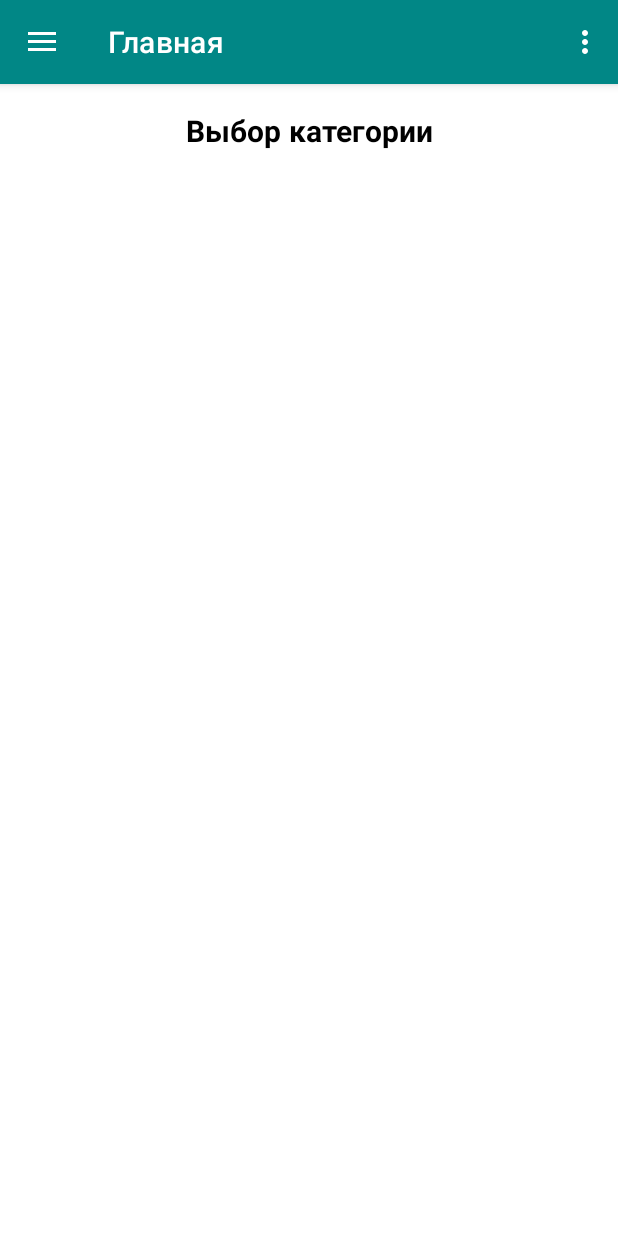
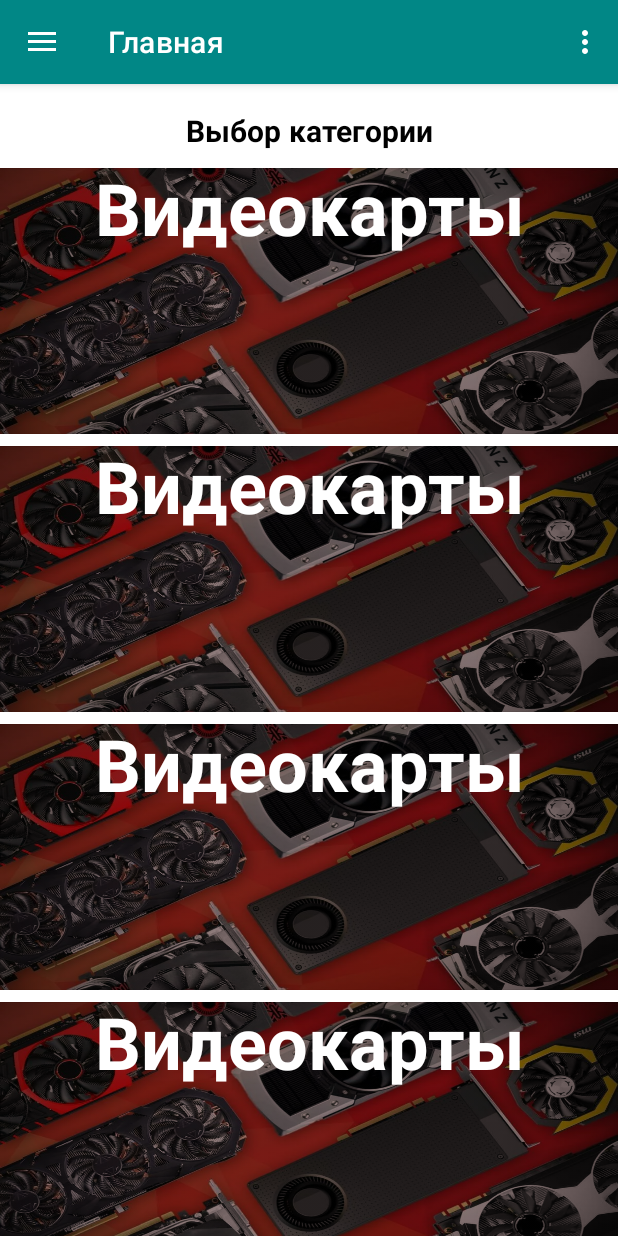
Before and after one commit to Misha-Mayskiy/Electronics-Catalog, an Android app: the screen it shows after launch (MainActivity), on a phone screen of 412 x 824 dp. Run offline under Robolectric (Android 15) with nearby library versions, the light colour scheme and no system bars; our stand-ins replace navigation-ui.

Commit message:
new main page 2

```diff
--- a/app/src/main/res/layout/fragment_main.xml
+++ b/app/src/main/res/layout/fragment_main.xml
@@ -17,7 +17,7 @@
         app:layout_constraintVertical_bias="1.0">
 
         <LinearLayout
-            android:layout_width="match_parent"
+            android:layout_width="wrap_content"
             android:layout_height="wrap_content"
             android:orientation="vertical">
 
@@ -28,64 +28,141 @@
                 android:layout_marginTop="20dp"
                 android:fontFamily="@font/droid_sans"
                 android:gravity="center"
-                android:text="Выбор категории"
+                android:text="@string/choose_category"
                 android:textColor="#000000"
                 android:textSize="20sp"
                 android:textStyle="bold" />
 
-            <ImageView
-                android:id="@+id/imageView3"
+
+            <Space
                 android:layout_width="match_parent"
-                android:layout_height="150dp"
-                tools:src="@drawable/main_videocarts" />
+                android:layout_height="12dp" />
 
-            <ImageView
-                android:id="@+id/imageView4"
+            <TextView
+                android:id="@+id/textView5"
+                android:layout_width="wrap_content"
+                android:layout_height="177dp"
+                android:background="@drawable/main_videocarts"
+                android:backgroundTint="#988383"
+                android:backgroundTintMode="multiply"
+                android:clickable="true"
+                android:fontFamily="@font/droid_sans"
+                android:text="@string/choose_videocarts"
+                android:textAlignment="center"
+                android:textAllCaps="false"
+                android:textColor="#FFFFFF"
+                android:textSize="48sp"
+                android:textStyle="bold"
+                android:typeface="normal" />
+
+            <Space
                 android:layout_width="match_parent"
-                android:layout_height="150dp"
-                tools:src="@color/black" />
+                android:layout_height="8dp" />
 
-            <ImageView
-                android:id="@+id/imageView5"
+            <TextView
+                android:id="@+id/textView6"
                 android:layout_width="match_parent"
-                android:layout_height="150dp"
-                tools:src="@color/black" />
+                android:layout_height="177dp"
+                android:background="@drawable/main_videocarts"
+                android:backgroundTint="#988383"
+                android:backgroundTintMode="multiply"
+                android:clickable="true"
+                android:fontFamily="@font/droid_sans"
+                android:text="@string/choose_videocarts"
+                android:textAlignment="center"
+                android:textAllCaps="false"
+                android:textColor="#FFFFFF"
+                android:textSize="48sp"
+                android:textStyle="bold"
+                android:typeface="normal" />
 
-            <ImageView
-                android:id="@+id/imageView6"
+            <Space
                 android:layout_width="match_parent"
-                android:layout_height="150dp"
-                tools:src="@color/black" />
+                android:layout_height="8dp" />
 
-            <ImageView
-                android:id="@+id/imageView7"
+            <TextView
+                android:id="@+id/textView7"
                 android:layout_width="match_parent"
-                android:layout_height="150dp"
-                tools:src="@color/black" />
+                android:layout_height="177dp"
+                android:background="@drawable/main_videocarts"
+                android:backgroundTint="#988383"
+                android:backgroundTintMode="multiply"
+                android:clickable="true"
+                android:fontFamily="@font/droid_sans"
+                android:text="@string/choose_videocarts"
+                android:textAlignment="center"
+                android:textAllCaps="false"
+                android:textColor="#FFFFFF"
+                android:textSize="48sp"
+                android:textStyle="bold"
+                android:typeface="normal" />
 
-            <ImageView
-                android:id="@+id/imageView8"
+            <Space
                 android:layout_width="match_parent"
-                android:layout_height="150dp"
-                tools:src="@color/black" />
+                android:layout_height="8dp" />
 
-            <ImageView
-                android:id="@+id/imageView9"
+            <TextView
+                android:id="@+id/textView8"
                 android:layout_width="match_parent"
-                android:layout_height="150dp"
-                tools:src="@color/black" />
+                android:layout_height="177dp"
+                android:background="@drawable/main_videocarts"
+                android:backgroundTint="#988383"
+                android:backgroundTintMode="multiply"
+                android:clickable="true"
+                android:fontFamily="@font/droid_sans"
+                android:text="@string/choose_videocarts"
+                android:textAlignment="center"
+                android:textAllCaps="false"
+                android:textColor="#FFFFFF"
+                android:textSize="48sp"
+                android:textStyle="bold"
+                android:typeface="normal" />
 
-            <ImageView
-                android:id="@+id/imageView10"
+            <Space
                 android:layout_width="match_parent"
-                android:layout_height="150dp"
-                tools:src="@color/black" />
+                android:layout_height="8dp" />
 
-            <ImageView
-                android:id="@+id/imageView11"
+            <TextView
+                android:id="@+id/textView9"
                 android:layout_width="match_parent"
-                android:layout_height="150dp"
-                tools:src="@color/black" />
+                android:layout_height="177dp"
+                android:background="@drawable/main_videocarts"
+                android:backgroundTint="#988383"
+                android:backgroundTintMode="multiply"
+                android:clickable="true"
+                android:fontFamily="@font/droid_sans"
+                android:text="@string/choose_videocarts"
+                android:textAlignment="center"
+                android:textAllCaps="false"
+                android:textColor="#FFFFFF"
+                android:textSize="48sp"
+                android:textStyle="bold"
+                android:typeface="normal" />
+
+            <Space
+                android:layout_width="match_parent"
+                android:layout_height="8dp" />
+
+            <TextView
+                android:id="@+id/textView10"
+                android:layout_width="match_parent"
+                android:layout_height="177dp"
+                android:background="@drawable/main_videocarts"
+                android:backgroundTint="#988383"
+                android:backgroundTintMode="multiply"
+                android:clickable="true"
+                android:fontFamily="@font/droid_sans"
+                android:text="@string/choose_videocarts"
+                android:textAlignment="center"
+                android:textAllCaps="false"
+                android:textColor="#FFFFFF"
+                android:textSize="48sp"
+                android:textStyle="bold"
+                android:typeface="normal" />
+
+            <Space
+                android:layout_width="match_parent"
+                android:layout_height="8dp" />
 
         </LinearLayout>
     </ScrollView>
--- a/app/src/main/res/values/strings.xml
+++ b/app/src/main/res/values/strings.xml
@@ -16,4 +16,6 @@
     <string name="menu_videocards">Видеокарты</string>
     <string name="menu_categories">Разделы</string>
     <string name="action_authors">О приложении</string>
+    <string name="choose_category">Выбор категории</string>
+    <string name="choose_videocarts">Видеокарты</string>
 </resources>
```
